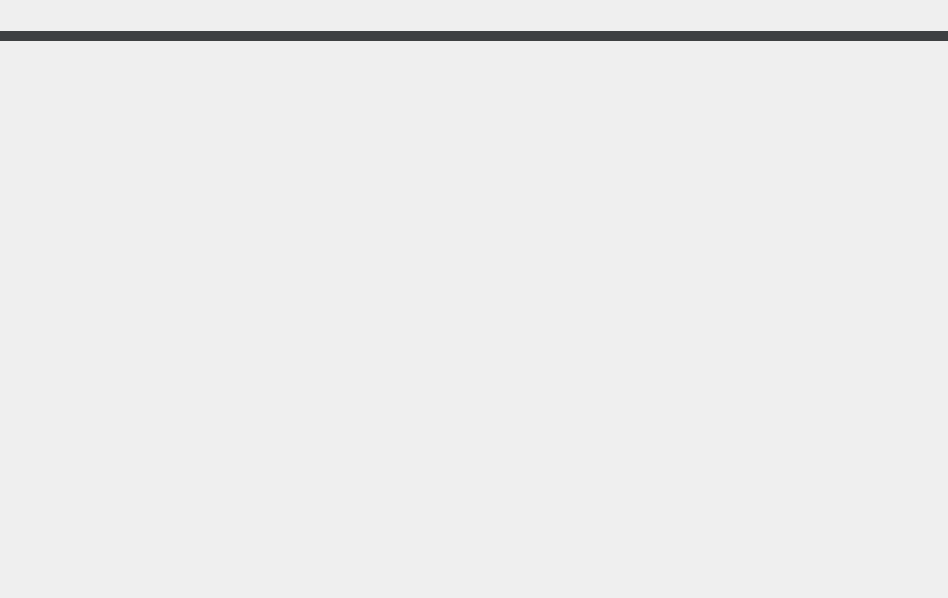
The window that albumwindow.ui (TheoFRASSI/GaleriePhotoIHM) describes before a commit, drawn with Qt 5.
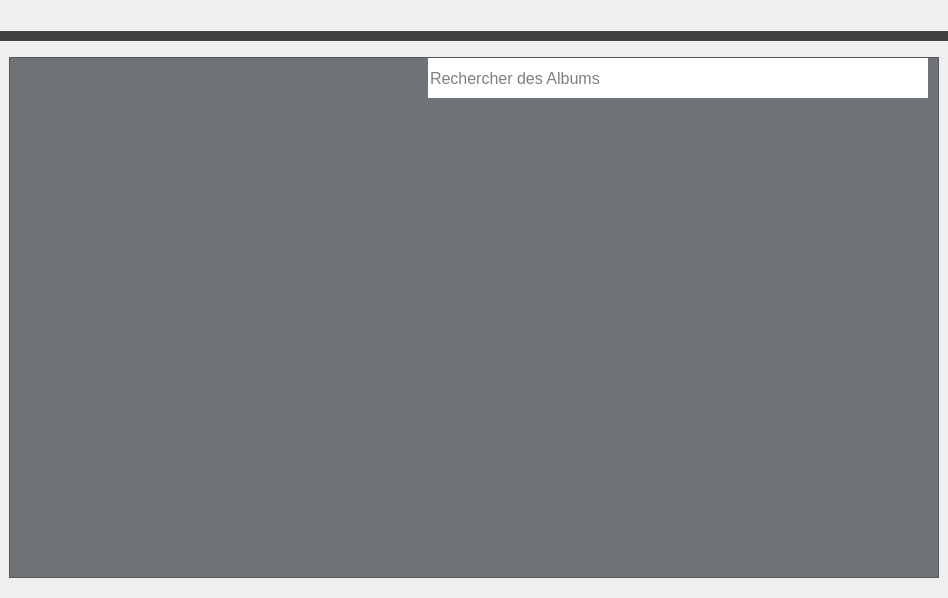
The same window after the commit. The open tabs and pages were chosen to show the change.

What changed in the file:
```diff
--- a/albumwindow.ui
+++ b/albumwindow.ui
@@ -1609,7 +1609,1065 @@
          </item>
         </layout>
        </widget>
-       <widget class="QWidget" name="page_2"/>
+       <widget class="QWidget" name="page_2">
+        <layout class="QVBoxLayout" name="verticalLayout_8">
+         <item>
+          <layout class="QVBoxLayout" name="verticalLayout_3">
+           <item>
+            <widget class="QFrame" name="corpsFrame_2">
+             <property name="palette">
+              <palette>
+               <active>
+                <colorrole role="WindowText">
+                 <brush brushstyle="SolidPattern">
+                  <color alpha="255">
+                   <red>255</red>
+                   <green>255</green>
+                   <blue>255</blue>
+                  </color>
+                 </brush>
+                </colorrole>
+                <colorrole role="Button">
+                 <brush brushstyle="SolidPattern">
+                  <color alpha="255">
+                   <red>111</red>
+                   <green>114</green>
+                   <blue>118</blue>
+                  </color>
+                 </brush>
+                </colorrole>
+                <colorrole role="Light">
+                 <brush brushstyle="SolidPattern">
+                  <color alpha="255">
+                   <red>167</red>
+                   <green>171</green>
+                   <blue>177</blue>
+                  </color>
+                 </brush>
+                </colorrole>
+                <colorrole role="Midlight">
+                 <brush brushstyle="SolidPattern">
+                  <color alpha="255">
+                   <red>139</red>
+                   <green>142</green>
+                   <blue>147</blue>
+                  </color>
+                 </brush>
+                </colorrole>
+                <colorrole role="Dark">
+                 <brush brushstyle="SolidPattern">
+                  <color alpha="255">
+                   <red>55</red>
+                   <green>57</green>
+                   <blue>59</blue>
+                  </color>
+                 </brush>
+                </colorrole>
+                <colorrole role="Mid">
+                 <brush brushstyle="SolidPattern">
+                  <color alpha="255">
+                   <red>74</red>
+                   <green>76</green>
+                   <blue>78</blue>
+                  </color>
+                 </brush>
+                </colorrole>
+                <colorrole role="Text">
+                 <brush brushstyle="SolidPattern">
+                  <color alpha="255">
+                   <red>255</red>
+                   <green>255</green>
+                   <blue>255</blue>
+                  </color>
+                 </brush>
+                </colorrole>
+                <colorrole role="BrightText">
+                 <brush brushstyle="SolidPattern">
+                  <color alpha="255">
+                   <red>255</red>
+                   <green>255</green>
+                   <blue>255</blue>
+                  </color>
+                 </brush>
+                </colorrole>
+                <colorrole role="ButtonText">
+                 <brush brushstyle="SolidPattern">
+                  <color alpha="255">
+                   <red>255</red>
+                   <green>255</green>
+                   <blue>255</blue>
+                  </color>
+                 </brush>
+                </colorrole>
+                <colorrole role="Base">
+                 <brush brushstyle="SolidPattern">
+                  <color alpha="255">
+                   <red>0</red>
+                   <green>0</green>
+                   <blue>0</blue>
+                  </color>
+                 </brush>
+                </colorrole>
+                <colorrole role="Window">
+                 <brush brushstyle="SolidPattern">
+                  <color alpha="255">
+                   <red>111</red>
+                   <green>114</green>
+                   <blue>118</blue>
+                  </color>
+                 </brush>
+                </colorrole>
+                <colorrole role="Shadow">
+                 <brush brushstyle="SolidPattern">
+                  <color alpha="255">
+                   <red>0</red>
+                   <green>0</green>
+                   <blue>0</blue>
+                  </color>
+                 </brush>
+                </colorrole>
+                <colorrole role="AlternateBase">
+                 <brush brushstyle="SolidPattern">
+                  <color alpha="255">
+                   <red>55</red>
+                   <green>57</green>
+                   <blue>59</blue>
+                  </color>
+                 </brush>
+                </colorrole>
+                <colorrole role="ToolTipBase">
+                 <brush brushstyle="SolidPattern">
+                  <color alpha="255">
+                   <red>255</red>
+                   <green>255</green>
+                   <blue>220</blue>
+                  </color>
+                 </brush>
+                </colorrole>
+                <colorrole role="ToolTipText">
+                 <brush brushstyle="SolidPattern">
+                  <color alpha="255">
+                   <red>0</red>
+                   <green>0</green>
+                   <blue>0</blue>
+                  </color>
+                 </brush>
+                </colorrole>
+                <colorrole role="PlaceholderText">
+                 <brush brushstyle="SolidPattern">
+                  <color alpha="128">
+                   <red>255</red>
+                   <green>255</green>
+                   <blue>255</blue>
+                  </color>
+                 </brush>
+                </colorrole>
+               </active>
+               <inactive>
+                <colorrole role="WindowText">
+                 <brush brushstyle="SolidPattern">
+                  <color alpha="255">
+                   <red>255</red>
+                   <green>255</green>
+                   <blue>255</blue>
+                  </color>
+                 </brush>
+                </colorrole>
+                <colorrole role="Button">
+                 <brush brushstyle="SolidPattern">
+                  <color alpha="255">
+                   <red>111</red>
+                   <green>114</green>
+                   <blue>118</blue>
+                  </color>
+                 </brush>
+                </colorrole>
+                <colorrole role="Light">
+                 <brush brushstyle="SolidPattern">
+                  <color alpha="255">
+                   <red>167</red>
+                   <green>171</green>
+                   <blue>177</blue>
+                  </color>
+                 </brush>
+                </colorrole>
+                <colorrole role="Midlight">
+                 <brush brushstyle="SolidPattern">
+                  <color alpha="255">
+                   <red>139</red>
+                   <green>142</green>
+                   <blue>147</blue>
+                  </color>
+                 </brush>
+                </colorrole>
+                <colorrole role="Dark">
+                 <brush brushstyle="SolidPattern">
+                  <color alpha="255">
+                   <red>55</red>
+                   <green>57</green>
+                   <blue>59</blue>
+                  </color>
+                 </brush>
+                </colorrole>
+                <colorrole role="Mid">
+                 <brush brushstyle="SolidPattern">
+                  <color alpha="255">
+                   <red>74</red>
+                   <green>76</green>
+                   <blue>78</blue>
+                  </color>
+                 </brush>
+                </colorrole>
+                <colorrole role="Text">
+                 <brush brushstyle="SolidPattern">
+                  <color alpha="255">
+                   <red>255</red>
+                   <green>255</green>
+                   <blue>255</blue>
+                  </color>
+                 </brush>
+                </colorrole>
+                <colorrole role="BrightText">
+                 <brush brushstyle="SolidPattern">
+                  <color alpha="255">
+                   <red>255</red>
+                   <green>255</green>
+                   <blue>255</blue>
+                  </color>
+                 </brush>
+                </colorrole>
+                <colorrole role="ButtonText">
+                 <brush brushstyle="SolidPattern">
+                  <color alpha="255">
+                   <red>255</red>
+                   <green>255</green>
+                   <blue>255</blue>
+                  </color>
+                 </brush>
+                </colorrole>
+                <colorrole role="Base">
+                 <brush brushstyle="SolidPattern">
+                  <color alpha="255">
+                   <red>0</red>
+                   <green>0</green>
+                   <blue>0</blue>
+                  </color>
+                 </brush>
+                </colorrole>
+                <colorrole role="Window">
+                 <brush brushstyle="SolidPattern">
+                  <color alpha="255">
+                   <red>111</red>
+                   <green>114</green>
+                   <blue>118</blue>
+                  </color>
+                 </brush>
+                </colorrole>
+                <colorrole role="Shadow">
+                 <brush brushstyle="SolidPattern">
+                  <color alpha="255">
+                   <red>0</red>
+                   <green>0</green>
+                   <blue>0</blue>
+                  </color>
+                 </brush>
+                </colorrole>
+                <colorrole role="AlternateBase">
+                 <brush brushstyle="SolidPattern">
+                  <color alpha="255">
+                   <red>55</red>
+                   <green>57</green>
+                   <blue>59</blue>
+                  </color>
+                 </brush>
+                </colorrole>
+                <colorrole role="ToolTipBase">
+                 <brush brushstyle="SolidPattern">
+                  <color alpha="255">
+                   <red>255</red>
+                   <green>255</green>
+                   <blue>220</blue>
+                  </color>
+                 </brush>
+                </colorrole>
+                <colorrole role="ToolTipText">
+                 <brush brushstyle="SolidPattern">
+                  <color alpha="255">
+                   <red>0</red>
+                   <green>0</green>
+                   <blue>0</blue>
+                  </color>
+                 </brush>
+                </colorrole>
+                <colorrole role="PlaceholderText">
+                 <brush brushstyle="SolidPattern">
+                  <color alpha="128">
+                   <red>255</red>
+                   <green>255</green>
+                   <blue>255</blue>
+                  </color>
+                 </brush>
+                </colorrole>
+               </inactive>
+               <disabled>
+                <colorrole role="WindowText">
+                 <brush brushstyle="SolidPattern">
+                  <color alpha="255">
+                   <red>55</red>
+                   <green>57</green>
+                   <blue>59</blue>
+                  </color>
+                 </brush>
+                </colorrole>
+                <colorrole role="Button">
+                 <brush brushstyle="SolidPattern">
+                  <color alpha="255">
+                   <red>111</red>
+                   <green>114</green>
+                   <blue>118</blue>
+                  </color>
+                 </brush>
+                </colorrole>
+                <colorrole role="Light">
+                 <brush brushstyle="SolidPattern">
+                  <color alpha="255">
+                   <red>167</red>
+                   <green>171</green>
+                   <blue>177</blue>
+                  </color>
+                 </brush>
+                </colorrole>
+                <colorrole role="Midlight">
+                 <brush brushstyle="SolidPattern">
+                  <color alpha="255">
+                   <red>139</red>
+                   <green>142</green>
+                   <blue>147</blue>
+                  </color>
+                 </brush>
+                </colorrole>
+                <colorrole role="Dark">
+                 <brush brushstyle="SolidPattern">
+                  <color alpha="255">
+                   <red>55</red>
+                   <green>57</green>
+                   <blue>59</blue>
+                  </color>
+                 </brush>
+                </colorrole>
+                <colorrole role="Mid">
+                 <brush brushstyle="SolidPattern">
+                  <color alpha="255">
+                   <red>74</red>
+                   <green>76</green>
+                   <blue>78</blue>
+                  </color>
+                 </brush>
+                </colorrole>
+                <colorrole role="Text">
+                 <brush brushstyle="SolidPattern">
+                  <color alpha="255">
+                   <red>55</red>
+                   <green>57</green>
+                   <blue>59</blue>
+                  </color>
+                 </brush>
+                </colorrole>
+                <colorrole role="BrightText">
+                 <brush brushstyle="SolidPattern">
+                  <color alpha="255">
+                   <red>255</red>
+                   <green>255</green>
+                   <blue>255</blue>
+                  </color>
+                 </brush>
+                </colorrole>
+                <colorrole role="ButtonText">
+                 <brush brushstyle="SolidPattern">
+                  <color alpha="255">
+                   <red>55</red>
+                   <green>57</green>
+                   <blue>59</blue>
+                  </color>
+                 </brush>
+                </colorrole>
+                <colorrole role="Base">
+                 <brush brushstyle="SolidPattern">
+                  <color alpha="255">
+                   <red>111</red>
+                   <green>114</green>
+                   <blue>118</blue>
+                  </color>
+                 </brush>
+                </colorrole>
+                <colorrole role="Window">
+                 <brush brushstyle="SolidPattern">
+                  <color alpha="255">
+                   <red>111</red>
+                   <green>114</green>
+                   <blue>118</blue>
+                  </color>
+                 </brush>
+                </colorrole>
+                <colorrole role="Shadow">
+                 <brush brushstyle="SolidPattern">
+                  <color alpha="255">
+                   <red>0</red>
+                   <green>0</green>
+                   <blue>0</blue>
+                  </color>
+                 </brush>
+                </colorrole>
+                <colorrole role="AlternateBase">
+                 <brush brushstyle="SolidPattern">
+                  <color alpha="255">
+                   <red>111</red>
+                   <green>114</green>
+                   <blue>118</blue>
+                  </color>
+                 </brush>
+                </colorrole>
+                <colorrole role="ToolTipBase">
+                 <brush brushstyle="SolidPattern">
+                  <color alpha="255">
+                   <red>255</red>
+                   <green>255</green>
+                   <blue>220</blue>
+                  </color>
+                 </brush>
+                </colorrole>
+                <colorrole role="ToolTipText">
+                 <brush brushstyle="SolidPattern">
+                  <color alpha="255">
+                   <red>0</red>
+                   <green>0</green>
+                   <blue>0</blue>
+                  </color>
+                 </brush>
+                </colorrole>
+                <colorrole role="PlaceholderText">
+                 <brush brushstyle="SolidPattern">
+                  <color alpha="128">
+                   <red>255</red>
+                   <green>255</green>
+                   <blue>255</blue>
+                  </color>
+                 </brush>
+                </colorrole>
+               </disabled>
+              </palette>
+             </property>
+             <property name="autoFillBackground">
+              <bool>true</bool>
+             </property>
+             <property name="frameShape">
+              <enum>QFrame::StyledPanel</enum>
+             </property>
+             <property name="frameShadow">
+              <enum>QFrame::Raised</enum>
+             </property>
+             <layout class="QVBoxLayout" name="verticalLayout_13">
+              <property name="spacing">
+               <number>0</number>
+              </property>
+              <property name="leftMargin">
+               <number>0</number>
+              </property>
+              <property name="topMargin">
+               <number>0</number>
+              </property>
+              <property name="rightMargin">
+               <number>0</number>
+              </property>
+              <property name="bottomMargin">
+               <number>0</number>
+              </property>
+              <item>
+               <layout class="QHBoxLayout" name="horizontalLayout_5">
+                <property name="spacing">
+                 <number>0</number>
+                </property>
+                <property name="leftMargin">
+                 <number>10</number>
+                </property>
+                <property name="rightMargin">
+                 <number>10</number>
+                </property>
+                <item>
+                 <layout class="QHBoxLayout" name="layoutBoutonAdd_2">
+                  <property name="spacing">
+                   <number>0</number>
+                  </property>
+                 </layout>
+                </item>
+                <item>
+                 <spacer name="horizontalSpacer_5">
+                  <property name="orientation">
+                   <enum>Qt::Horizontal</enum>
+                  </property>
+                  <property name="sizeHint" stdset="0">
+                   <size>
+                    <width>40</width>
+                    <height>20</height>
+                   </size>
+                  </property>
+                 </spacer>
+                </item>
+                <item>
+                 <layout class="QHBoxLayout" name="horizontalLayout_6">
+                  <property name="spacing">
+                   <number>0</number>
+                  </property>
+                  <item>
+                   <spacer name="horizontalSpacer_6">
+                    <property name="orientation">
+                     <enum>Qt::Horizontal</enum>
+                    </property>
+                    <property name="sizeHint" stdset="0">
+                     <size>
+                      <width>40</width>
+                      <height>20</height>
+                     </size>
+                    </property>
+                   </spacer>
+                  </item>
+                  <item>
+                   <widget class="QLineEdit" name="lineEdit_2">
+                    <property name="minimumSize">
+                     <size>
+                      <width>500</width>
+                      <height>40</height>
+                     </size>
+                    </property>
+                    <property name="maximumSize">
+                     <size>
+                      <width>500</width>
+                      <height>40</height>
+                     </size>
+                    </property>
+                    <property name="palette">
+                     <palette>
+                      <active>
+                       <colorrole role="WindowText">
+                        <brush brushstyle="SolidPattern">
+                         <color alpha="255">
+                          <red>0</red>
+                          <green>0</green>
+                          <blue>0</blue>
+                         </color>
+                        </brush>
+                       </colorrole>
+                       <colorrole role="Button">
+                        <brush brushstyle="SolidPattern">
+                         <color alpha="255">
+                          <red>240</red>
+                          <green>248</green>
+                          <blue>255</blue>
+                         </color>
+                        </brush>
+                       </colorrole>
+                       <colorrole role="Light">
+                        <brush brushstyle="SolidPattern">
+                         <color alpha="255">
+                          <red>255</red>
+                          <green>255</green>
+                          <blue>255</blue>
+                         </color>
+                        </brush>
+                       </colorrole>
+                       <colorrole role="Midlight">
+                        <brush brushstyle="SolidPattern">
+                         <color alpha="255">
+                          <red>247</red>
+                          <green>251</green>
+                          <blue>255</blue>
+                         </color>
+                        </brush>
+                       </colorrole>
+                       <colorrole role="Dark">
+                        <brush brushstyle="SolidPattern">
+                         <color alpha="255">
+                          <red>120</red>
+                          <green>124</green>
+                          <blue>127</blue>
+                         </color>
+                        </brush>
+                       </colorrole>
+                       <colorrole role="Mid">
+                        <brush brushstyle="SolidPattern">
+                         <color alpha="255">
+                          <red>160</red>
+                          <green>165</green>
+                          <blue>170</blue>
+                         </color>
+                        </brush>
+                       </colorrole>
+                       <colorrole role="Text">
+                        <brush brushstyle="SolidPattern">
+                         <color alpha="255">
+                          <red>0</red>
+                          <green>0</green>
+                          <blue>0</blue>
+                         </color>
+                        </brush>
+                       </colorrole>
+                       <colorrole role="BrightText">
+                        <brush brushstyle="SolidPattern">
+                         <color alpha="255">
+                          <red>255</red>
+                          <green>255</green>
+                          <blue>255</blue>
+                         </color>
+                        </brush>
+                       </colorrole>
+                       <colorrole role="ButtonText">
+                        <brush brushstyle="SolidPattern">
+                         <color alpha="255">
+                          <red>0</red>
+                          <green>0</green>
+                          <blue>0</blue>
+                         </color>
+                        </brush>
+                       </colorrole>
+                       <colorrole role="Base">
+                        <brush brushstyle="SolidPattern">
+                         <color alpha="255">
+                          <red>255</red>
+                          <green>255</green>
+                          <blue>255</blue>
+                         </color>
+                        </brush>
+                       </colorrole>
+                       <colorrole role="Window">
+                        <brush brushstyle="SolidPattern">
+                         <color alpha="255">
+                          <red>240</red>
+                          <green>248</green>
+                          <blue>255</blue>
+                         </color>
+                        </brush>
+                       </colorrole>
+                       <colorrole role="Shadow">
+                        <brush brushstyle="SolidPattern">
+                         <color alpha="255">
+                          <red>0</red>
+                          <green>0</green>
+                          <blue>0</blue>
+                         </color>
+                        </brush>
+                       </colorrole>
+                       <colorrole role="AlternateBase">
+                        <brush brushstyle="SolidPattern">
+                         <color alpha="255">
+                          <red>247</red>
+                          <green>251</green>
+                          <blue>255</blue>
+                         </color>
+                        </brush>
+                       </colorrole>
+                       <colorrole role="ToolTipBase">
+                        <brush brushstyle="SolidPattern">
+                         <color alpha="255">
+                          <red>255</red>
+                          <green>255</green>
+                          <blue>220</blue>
+                         </color>
+                        </brush>
+                       </colorrole>
+                       <colorrole role="ToolTipText">
+                        <brush brushstyle="SolidPattern">
+                         <color alpha="255">
+                          <red>0</red>
+                          <green>0</green>
+                          <blue>0</blue>
+                         </color>
+                        </brush>
+                       </colorrole>
+                       <colorrole role="PlaceholderText">
+                        <brush brushstyle="SolidPattern">
+                         <color alpha="128">
+                          <red>0</red>
+                          <green>0</green>
+                          <blue>0</blue>
+                         </color>
+                        </brush>
+                       </colorrole>
+                      </active>
+                      <inactive>
+                       <colorrole role="WindowText">
+                        <brush brushstyle="SolidPattern">
+                         <color alpha="255">
+                          <red>0</red>
+                          <green>0</green>
+                          <blue>0</blue>
+                         </color>
+                        </brush>
+                       </colorrole>
+                       <colorrole role="Button">
+                        <brush brushstyle="SolidPattern">
+                         <color alpha="255">
+                          <red>240</red>
+                          <green>248</green>
+                          <blue>255</blue>
+                         </color>
+                        </brush>
+                       </colorrole>
+                       <colorrole role="Light">
+                        <brush brushstyle="SolidPattern">
+                         <color alpha="255">
+                          <red>255</red>
+                          <green>255</green>
+                          <blue>255</blue>
+                         </color>
+                        </brush>
+                       </colorrole>
+                       <colorrole role="Midlight">
+                        <brush brushstyle="SolidPattern">
+                         <color alpha="255">
+                          <red>247</red>
+                          <green>251</green>
+                          <blue>255</blue>
+                         </color>
+                        </brush>
+                       </colorrole>
+                       <colorrole role="Dark">
+                        <brush brushstyle="SolidPattern">
+                         <color alpha="255">
+                          <red>120</red>
+                          <green>124</green>
+                          <blue>127</blue>
+                         </color>
+                        </brush>
+                       </colorrole>
+                       <colorrole role="Mid">
+                        <brush brushstyle="SolidPattern">
+                         <color alpha="255">
+                          <red>160</red>
+                          <green>165</green>
+                          <blue>170</blue>
+                         </color>
+                        </brush>
+                       </colorrole>
+                       <colorrole role="Text">
+                        <brush brushstyle="SolidPattern">
+                         <color alpha="255">
+                          <red>0</red>
+                          <green>0</green>
+                          <blue>0</blue>
+                         </color>
+                        </brush>
+                       </colorrole>
+                       <colorrole role="BrightText">
+                        <brush brushstyle="SolidPattern">
+                         <color alpha="255">
+                          <red>255</red>
+                          <green>255</green>
+                          <blue>255</blue>
+                         </color>
+                        </brush>
+                       </colorrole>
+                       <colorrole role="ButtonText">
+                        <brush brushstyle="SolidPattern">
+                         <color alpha="255">
+                          <red>0</red>
+                          <green>0</green>
+                          <blue>0</blue>
+                         </color>
+                        </brush>
+                       </colorrole>
+                       <colorrole role="Base">
+                        <brush brushstyle="SolidPattern">
+                         <color alpha="255">
+                          <red>255</red>
+                          <green>255</green>
+                          <blue>255</blue>
+                         </color>
+                        </brush>
+                       </colorrole>
+                       <colorrole role="Window">
+                        <brush brushstyle="SolidPattern">
+                         <color alpha="255">
+                          <red>240</red>
+                          <green>248</green>
+                          <blue>255</blue>
+                         </color>
+                        </brush>
+                       </colorrole>
+                       <colorrole role="Shadow">
+                        <brush brushstyle="SolidPattern">
+                         <color alpha="255">
+                          <red>0</red>
+                          <green>0</green>
+                          <blue>0</blue>
+                         </color>
+                        </brush>
+                       </colorrole>
+                       <colorrole role="AlternateBase">
+                        <brush brushstyle="SolidPattern">
+                         <color alpha="255">
+                          <red>247</red>
+                          <green>251</green>
+                          <blue>255</blue>
+                         </color>
+                        </brush>
+                       </colorrole>
+                       <colorrole role="ToolTipBase">
+                        <brush brushstyle="SolidPattern">
+                         <color alpha="255">
+                          <red>255</red>
+                          <green>255</green>
+                          <blue>220</blue>
+                         </color>
+                        </brush>
+                       </colorrole>
+                       <colorrole role="ToolTipText">
+                        <brush brushstyle="SolidPattern">
+                         <color alpha="255">
+                          <red>0</red>
+                          <green>0</green>
+                          <blue>0</blue>
+                         </color>
+                        </brush>
+                       </colorrole>
+                       <colorrole role="PlaceholderText">
+                        <brush brushstyle="SolidPattern">
+                         <color alpha="128">
+                          <red>0</red>
+                          <green>0</green>
+                          <blue>0</blue>
+                         </color>
+                        </brush>
+                       </colorrole>
+                      </inactive>
+                      <disabled>
+                       <colorrole role="WindowText">
+                        <brush brushstyle="SolidPattern">
+                         <color alpha="255">
+                          <red>120</red>
+                          <green>124</green>
+                          <blue>127</blue>
+                         </color>
+                        </brush>
+                       </colorrole>
+                       <colorrole role="Button">
+                        <brush brushstyle="SolidPattern">
+                         <color alpha="255">
+                          <red>240</red>
+                          <green>248</green>
+                          <blue>255</blue>
+                         </color>
+                        </brush>
+                       </colorrole>
+                       <colorrole role="Light">
+                        <brush brushstyle="SolidPattern">
+                         <color alpha="255">
+                          <red>255</red>
+                          <green>255</green>
+                          <blue>255</blue>
+                         </color>
+                        </brush>
+                       </colorrole>
+                       <colorrole role="Midlight">
+                        <brush brushstyle="SolidPattern">
+                         <color alpha="255">
+                          <red>247</red>
+                          <green>251</green>
+                          <blue>255</blue>
+                         </color>
+                        </brush>
+                       </colorrole>
+                       <colorrole role="Dark">
+                        <brush brushstyle="SolidPattern">
+                         <color alpha="255">
+                          <red>120</red>
+                          <green>124</green>
+                          <blue>127</blue>
+                         </color>
+                        </brush>
+                       </colorrole>
+                       <colorrole role="Mid">
+                        <brush brushstyle="SolidPattern">
+                         <color alpha="255">
+                          <red>160</red>
+                          <green>165</green>
+                          <blue>170</blue>
+                         </color>
+                        </brush>
+                       </colorrole>
+                       <colorrole role="Text">
+                        <brush brushstyle="SolidPattern">
+                         <color alpha="255">
+                          <red>120</red>
+                          <green>124</green>
+                          <blue>127</blue>
+                         </color>
+                        </brush>
+                       </colorrole>
+                       <colorrole role="BrightText">
+                        <brush brushstyle="SolidPattern">
+                         <color alpha="255">
+                          <red>255</red>
+                          <green>255</green>
+                          <blue>255</blue>
+                         </color>
+                        </brush>
+                       </colorrole>
+                       <colorrole role="ButtonText">
+                        <brush brushstyle="SolidPattern">
+                         <color alpha="255">
+                          <red>120</red>
+                          <green>124</green>
+                          <blue>127</blue>
+                         </color>
+                        </brush>
+                       </colorrole>
+                       <colorrole role="Base">
+                        <brush brushstyle="SolidPattern">
+                         <color alpha="255">
+                          <red>240</red>
+                          <green>248</green>
+                          <blue>255</blue>
+                         </color>
+                        </brush>
+                       </colorrole>
+                       <colorrole role="Window">
+                        <brush brushstyle="SolidPattern">
+                         <color alpha="255">
+                          <red>240</red>
+                          <green>248</green>
+                          <blue>255</blue>
+                         </color>
+                        </brush>
+                       </colorrole>
+                       <colorrole role="Shadow">
+                        <brush brushstyle="SolidPattern">
+                         <color alpha="255">
+                          <red>0</red>
+                          <green>0</green>
+                          <blue>0</blue>
+                         </color>
+                        </brush>
+                       </colorrole>
+                       <colorrole role="AlternateBase">
+                        <brush brushstyle="SolidPattern">
+                         <color alpha="255">
+                          <red>240</red>
+                          <green>248</green>
+                          <blue>255</blue>
+                         </color>
+                        </brush>
+                       </colorrole>
+                       <colorrole role="ToolTipBase">
+                        <brush brushstyle="SolidPattern">
+                         <color alpha="255">
+                          <red>255</red>
+                          <green>255</green>
+                          <blue>220</blue>
+                         </color>
+                        </brush>
+                       </colorrole>
+                       <colorrole role="ToolTipText">
+                        <brush brushstyle="SolidPattern">
+                         <color alpha="255">
+                          <red>0</red>
+                          <green>0</green>
+                          <blue>0</blue>
+                         </color>
+                        </brush>
+                       </colorrole>
+                       <colorrole role="PlaceholderText">
+                        <brush brushstyle="SolidPattern">
+                         <color alpha="128">
+                          <red>0</red>
+                          <green>0</green>
+                          <blue>0</blue>
+                         </color>
+                        </brush>
+                       </colorrole>
+                      </disabled>
+                     </palette>
+                    </property>
+                    <property name="font">
+                     <font>
+                      <pointsize>12</pointsize>
+                     </font>
+                    </property>
+                    <property name="inputMask">
+                     <string/>
+                    </property>
+                    <property name="frame">
+                     <bool>false</bool>
+                    </property>
+                    <property name="placeholderText">
+                     <string>Rechercher des Albums</string>
+                    </property>
+                   </widget>
+                  </item>
+                  <item>
+                   <layout class="QHBoxLayout" name="layoutBoutonSearch_2">
+                    <property name="spacing">
+                     <number>0</number>
+                    </property>
+                   </layout>
+                  </item>
+                 </layout>
+                </item>
+               </layout>
+              </item>
+              <item>
+               <widget class="QScrollArea" name="scrollArea_2">
+                <property name="sizePolicy">
+                 <sizepolicy hsizetype="Expanding" vsizetype="Expanding">
+                  <horstretch>0</horstretch>
+                  <verstretch>0</verstretch>
+                 </sizepolicy>
+                </property>
+                <property name="frameShape">
+                 <enum>QFrame::NoFrame</enum>
+                </property>
+                <property name="sizeAdjustPolicy">
+                 <enum>QAbstractScrollArea::AdjustToContents</enum>
+                </property>
+                <property name="widgetResizable">
+                 <bool>true</bool>
+                </property>
+                <property name="alignment">
+                 <set>Qt::AlignLeading|Qt::AlignLeft|Qt::AlignTop</set>
+                </property>
+                <widget class="QWidget" name="scrollAreaWidgetContents_2">
+                 <property name="geometry">
+                  <rect>
+                   <x>0</x>
+                   <y>0</y>
+                   <width>924</width>
+                   <height>469</height>
+                  </rect>
+                 </property>
+                 <layout class="QVBoxLayout" name="verticalLayout_7">
+                  <property name="spacing">
+                   <number>10</number>
+                  </property>
+                  <property name="topMargin">
+                   <number>10</number>
+                  </property>
+                  <item>
+                   <layout class="QGridLayout" name="listAlbumAuto">
+                    <property name="sizeConstraint">
+                     <enum>QLayout::SetDefaultConstraint</enum>
+                    </property>
+                   </layout>
+                  </item>
+                 </layout>
+                </widget>
+               </widget>
+              </item>
+             </layout>
+            </widget>
+           </item>
+          </layout>
+         </item>
+        </layout>
+       </widget>
       </widget>
      </item>
     </layout>
```
Left out of the diff: 6 changed lines with no effect on the pictures.
